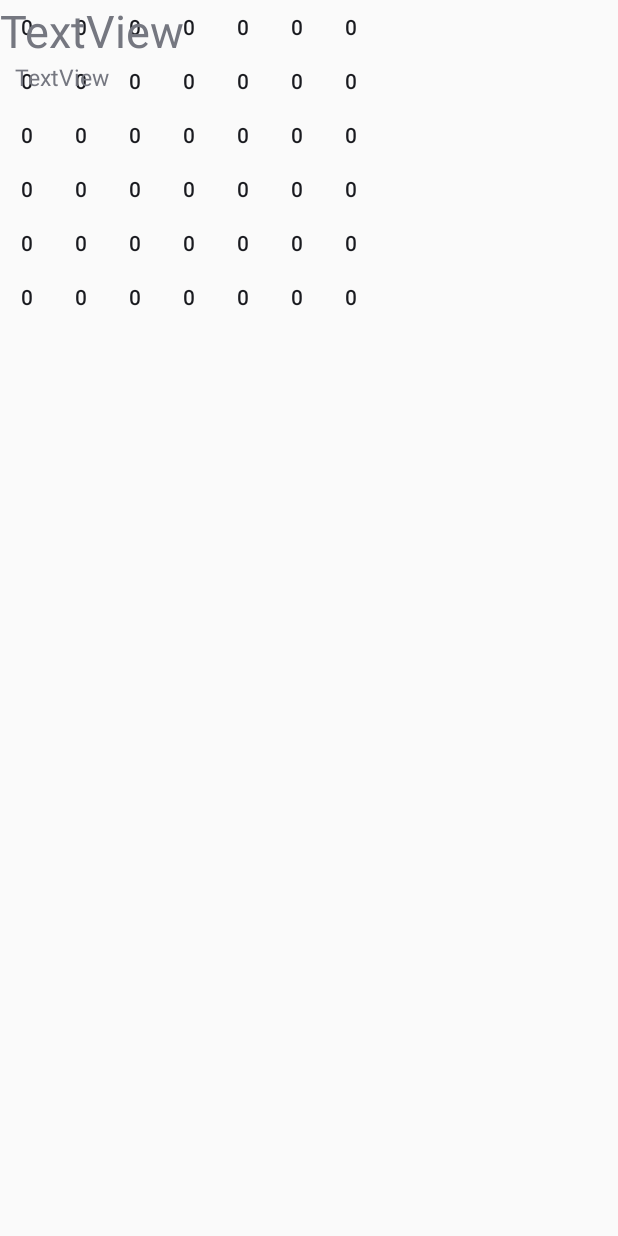
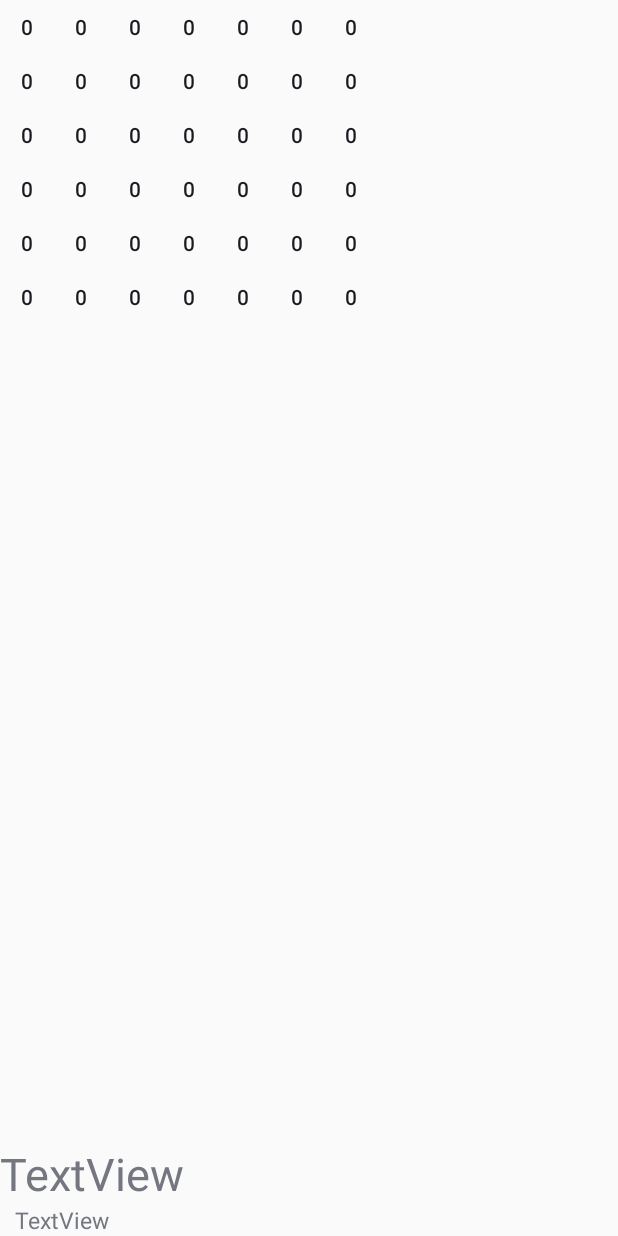
Before and after one commit to littlexfish-android/SimpleCalendar, an Android app: the layout calendar_widget.xml on its own in the app's theme, with its tools: preview values and no code run, on a phone screen of 412 x 824 dp. Run offline under Robolectric (Android 15) with nearby library versions, the phone set to English and light mode, and no system bars.

Commit message:
optimize code.

```diff
--- a/app/src/main/java/org/lf/calendar/io/SqlHelper.kt
+++ b/app/src/main/java/org/lf/calendar/io/SqlHelper.kt
@@ -106,9 +106,8 @@ class SqlHelper(@Nullable context: Context?, @Nullable factory: SQLiteDatabase.C
 		 */
 		constructor(db: SQLiteDatabase, limit: Int? = null, increase: Boolean = true, orderBy: String = "_id") {
 			val c: Cursor = if(limit != null) db.rawQuery("SELECT * FROM $databaseTableListName order by $orderBy ${if(increase) "ASC" else "DESC"} limit $limit", null) else db.rawQuery("SELECT * FROM $databaseTableListName order by $orderBy ${if(increase) "ASC" else "DESC"}", null)
-			if(c.count <= 0) return
 			c.moveToFirst()
-			for(i in 0..c.count) {
+			for(i in 0 until c.count) {
 				val id = c.getInt(0)
 				val category = c.getString(1)
 				val content = c.getString(2)
@@ -226,9 +225,8 @@ class SqlHelper(@Nullable context: Context?, @Nullable factory: SQLiteDatabase.C
 		 */
 		constructor(db: SQLiteDatabase, limit: Int? = null, increase: Boolean = true, orderBy: String = "_id") {
 			val c: Cursor = if(limit != null) db.rawQuery("SELECT * FROM $databaseTableCalendarName order by $orderBy ${if(increase) "ASC" else "DESC"} limit $limit", null) else db.rawQuery("SELECT * FROM $databaseTableCalendarName order by $orderBy ${if(increase) "ASC" else "DESC"}", null)
-			if(c.count <= 0) return
 			c.moveToFirst()
-			for(i in 0..c.count) {
+			for(i in 0 until c.count) {
 				val id = c.getInt(0)
 				val type = c.getString(1)
 				val content = c.getString(2)
--- a/app/src/main/res/layout/calendar_widget.xml
+++ b/app/src/main/res/layout/calendar_widget.xml
@@ -318,8 +318,8 @@
         android:layout_height="wrap_content"
         android:layout_alignParentStart="true"
         android:layout_alignParentEnd="true"
-        android:orientation="vertical"
-        tools:layout_alignParentBottom="true">
+        android:layout_alignParentBottom="true"
+        android:orientation="vertical">
 
         <TextView
             android:id="@+id/calendar_widget_plan_content"
```
Also changed, not shown: app/src/main/java/org/lf/calendar/widget/CalendarWidget.kt (+5 -5 lines), 1 other file.
